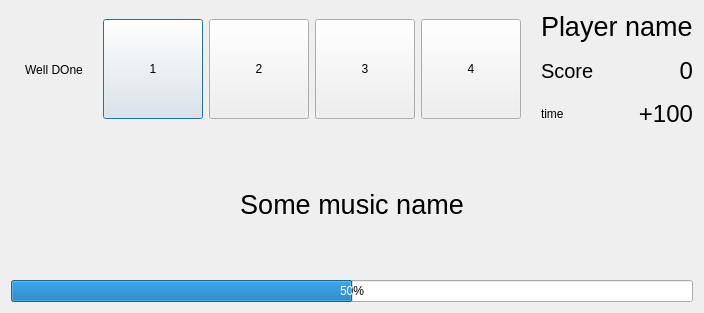
Old version of the form src/windows/uis/GameDialog.ui in the repository ZulusK/orchestrix.
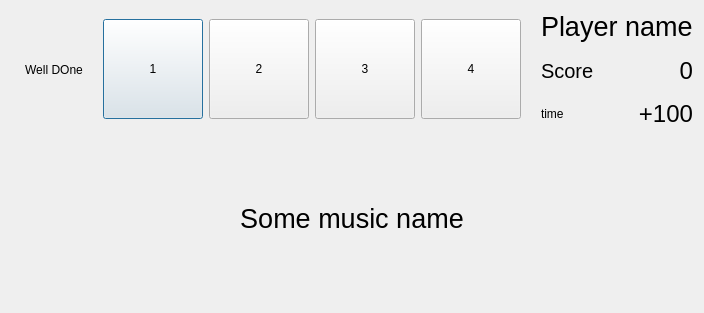
New version of the form. Icons and pictures are not drawn.

Diff of the .ui file:
```diff
--- a/src/windows/uis/GameDialog.ui
+++ b/src/windows/uis/GameDialog.ui
@@ -363,13 +363,6 @@
          </property>
         </widget>
        </item>
-       <item>
-        <widget class="QProgressBar" name="songProgress">
-         <property name="value">
-          <number>50</number>
-         </property>
-        </widget>
-       </item>
       </layout>
      </item>
     </layout>
```
